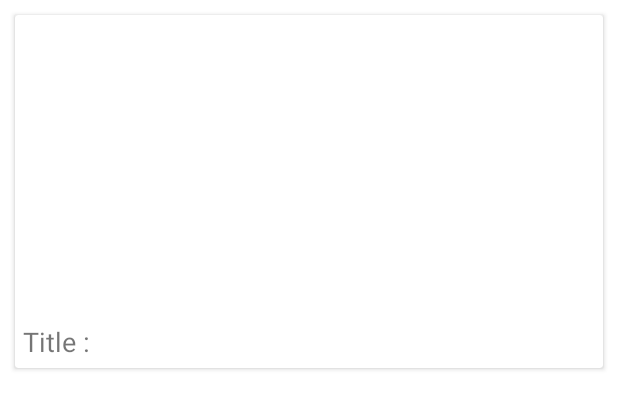
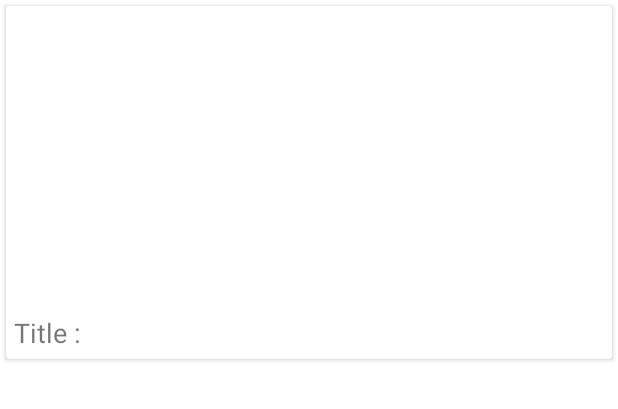
Before and after one commit to lxhuy193/MyYoutube, an Android app: the layout item_trending.xml on its own in the app's theme, with its tools: preview values and no code run, on a phone screen of 412 x 824 dp. Shown: the top 409 px of the screen. Run offline under Robolectric (Android 15) with nearby library versions, the phone set to English and light mode, and no system bars.

Commit message:
Trending feed

```diff
--- a/app/src/main/java/com/example/myyoutube/MainActivity.kt
+++ b/app/src/main/java/com/example/myyoutube/MainActivity.kt
@@ -23,7 +23,7 @@ class MainActivity : AppCompatActivity() {
         val recyclerView = findViewById<RecyclerView>(R.id.recyclerView)
 
         val request = ServiceBuilder.buildService(YoutubeEndpoints::class.java)
-        val call = request.getTrendding("snippet", 2, "mostPopular", getString(R.string.api_key), "VN", 10)
+        val call = request.getTrendding("snippet", 10, "mostPopular", "AIzaSyD9pbOdvK1sevSbG7GXmIRfwMmiHm4J23U", "VN", 10)
 
         call.enqueue(object : Callback<TrendFeed>{
             override fun onResponse(call: Call<TrendFeed>, response: Response<TrendFeed>) {
--- a/app/src/main/java/com/example/myyoutube/TrendingAdapter.kt
+++ b/app/src/main/java/com/example/myyoutube/TrendingAdapter.kt
@@ -16,7 +16,7 @@ class TrendingAdapter(val items: List<Item>) : RecyclerView.Adapter<TrendingAdap
         private val tv_videoTitle = view.findViewById<TextView>(R.id.tv_videoTitle)
 
         fun bind(item : Item){
-            Glide.with(itemView.context).load(item.snippet.thumbnails.default.url).into(iv_thumbNail)
+            Glide.with(itemView.context).load(item.snippet.thumbnails.maxres.url).into(iv_thumbNail)
             tv_videoTitle.text = item.snippet.title
 
         }
--- a/app/src/main/res/layout/item_trending.xml
+++ b/app/src/main/res/layout/item_trending.xml
@@ -7,7 +7,7 @@
     <androidx.cardview.widget.CardView
         android:layout_width="match_parent"
         android:layout_height="wrap_content"
-        android:layout_margin="10dp">
+        android:layout_margin="4dp">
 
         <RelativeLayout
             android:layout_width="match_parent"
```
